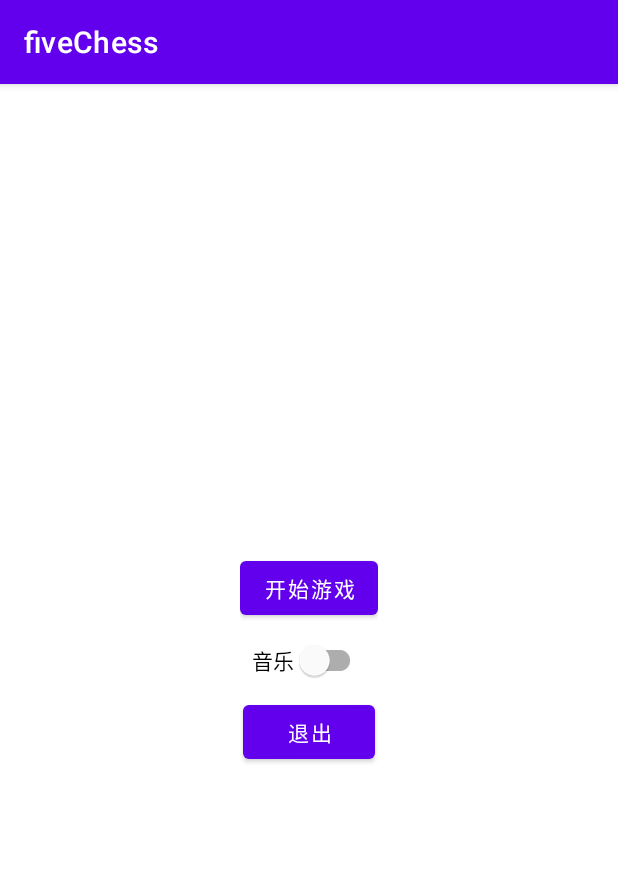
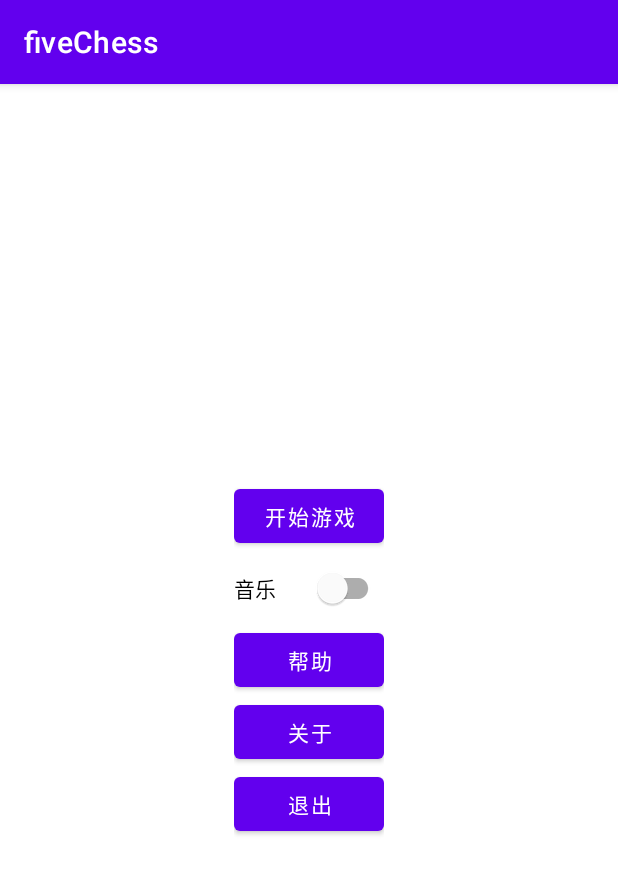
Before and after one commit to boneVidy/fiveChess, an Android app: the screen it shows after launch (MainActivity), on a phone screen of 412 x 824 dp. Shown: the top 874 px of the screen. Run offline under Robolectric (Android 15) with nearby library versions, the phone set to English and light mode, and no system bars.

Commit message:
完善界面设计

```diff
--- a/app/src/main/java/com/example/fivechess/Checkerboard.kt
+++ b/app/src/main/java/com/example/fivechess/Checkerboard.kt
@@ -108,7 +108,7 @@ class Checkerboard(context: Context?) : View(context) {
     private fun initBoard() {
         val dm = resources.displayMetrics
         val screenWidth = dm.widthPixels // 屏幕宽度
-        val screenHeight = dm.heightPixels
+        val screenHeight = dm.heightPixels //屏幕高度
         PADDING_LEFT = (screenWidth / cols - 1) / 2
         PADDING_TOP = (screenHeight / rows - 1) / 2
         val PADDING = PADDING_LEFT.coerceAtMost(PADDING_TOP)
--- a/app/src/main/java/com/example/fivechess/MainActivity.kt
+++ b/app/src/main/java/com/example/fivechess/MainActivity.kt
@@ -14,6 +14,11 @@ class MainActivity : AppCompatActivity() {
         val btnExit = findViewById<View>(R.id.button2) as Button
         val btnStart = findViewById<View>(R.id.button1) as Button
         val musicSwitch = findViewById<View>(R.id.switch_btn) as SwitchMaterial
+		val helpBtn = findViewById<Button>(R.id.helper_btn)
+		helpBtn.setOnClickListener{
+			val intent = Intent(baseContext, HelpActivity::class.java)
+			startActivity(intent)
+		}
         btnExit.setOnClickListener {
             val intent = Intent(baseContext, Music::class.java)
             stopService(intent)
--- a/app/src/main/res/layout/activity_main.xml
+++ b/app/src/main/res/layout/activity_main.xml
@@ -17,21 +17,34 @@
         app:layout_constraintTop_toTopOf="parent">
         <Button
             android:id="@+id/button1"
-            android:layout_width="wrap_content"
+            android:layout_width="@dimen/btn_width"
             android:layout_height="wrap_content"
             android:text="@string/btn_Start" />
 
         <com.google.android.material.switchmaterial.SwitchMaterial
             android:id="@+id/switch_btn"
             android:text="@string/btn_music"
-            android:layout_width="wrap_content"
+            android:layout_width="@dimen/btn_width"
             android:layout_height="wrap_content"/>
-        <Button
+
+		<Button
+			android:id="@+id/helper_btn"
+			android:layout_width="@dimen/btn_width"
+			android:layout_height="wrap_content"
+			android:text="@string/help" />
+
+		<Button
+			android:id="@+id/about_btn"
+			android:layout_width="@dimen/btn_width"
+			android:layout_height="wrap_content"
+			android:text="@string/about" />
+
+		<Button
             android:id="@+id/button2"
-            android:layout_width="wrap_content"
-            android:layout_height="wrap_content"
+			android:layout_width="@dimen/btn_width"
+			android:layout_height="wrap_content"
             android:action="onClickE"
             android:text="@string/btn_exit" />
 
-    </LinearLayout>
+	</LinearLayout>
 </androidx.constraintlayout.widget.ConstraintLayout>
--- a/app/src/main/res/values/dimens.xml
+++ b/app/src/main/res/values/dimens.xml
@@ -3,5 +3,6 @@
     <!-- Default screen margins, per the Android Design guidelines. -->
     <dimen name="activity_horizontal_margin">16dp</dimen>
     <dimen name="activity_vertical_margin">16dp</dimen>
+    <dimen name="btn_width">100dp</dimen>
 
 </resources>
--- a/app/src/main/res/values/strings.xml
+++ b/app/src/main/res/values/strings.xml
@@ -12,4 +12,7 @@
     <string name="restart">是否重新开始</string>
     <string name="back_to_menu">返回菜单</string>
     <string name="ok">确定</string>
+    <string name="about">关于</string>
+    <string name="help">帮助</string>
+	<string name="rule">五子棋是一种两人对弈的纯策略型棋类游戏，通常双方分别使用黑白两色的棋子，轮流下在棋盘直线与横线的交叉点上，先在横线、直线或斜对角线上形成5子连线者获胜。</string>
 </resources>
```
Also changed, not shown: app/src/main/AndroidManifest.xml (+7 -2 lines), app/src/main/java/com/example/fivechess/FiveChessHelper.kt (added, +150 -0 lines), app/src/main/java/com/example/fivechess/GameView.kt (+5 -141 lines), app/src/main/java/com/example/fivechess/HelpActivity.kt (added, +11 -0 lines), app/src/main/res/layout/activity_help.xml (added, +29 -0 lines).
